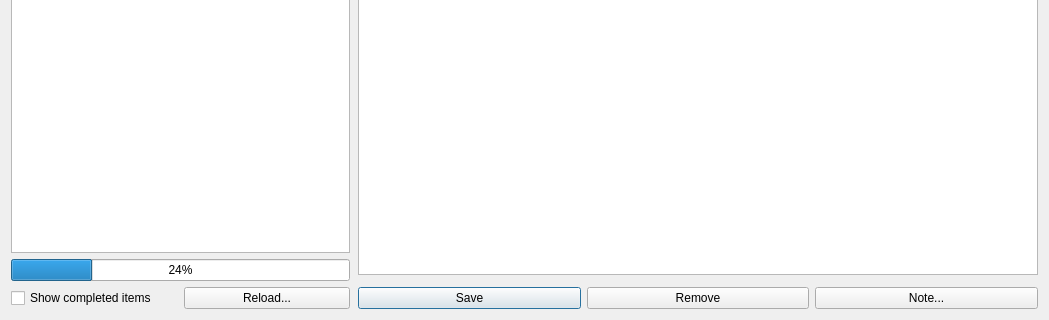
The window that src/dialogs/tododialog.ui (pbek/QOwnNotes) describes before a commit, drawn with Qt 5; both pictures show x 0 to 1049 and y 415 to 735 of the 1049 by 735 pixel window.
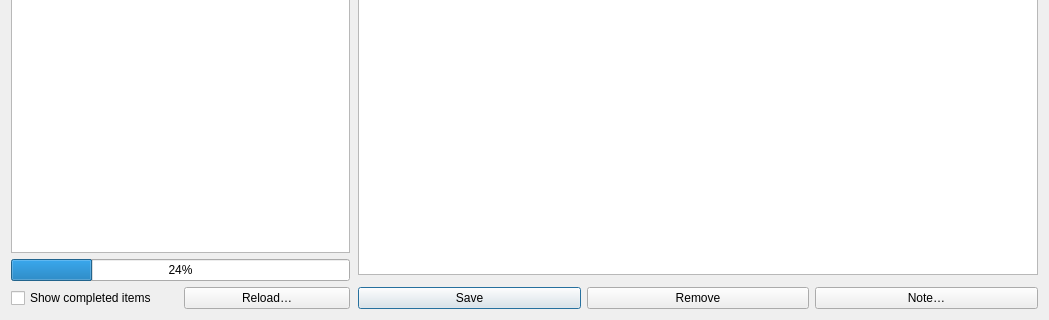
The same window after the commit. Icons and pictures are not drawn. Custom widgets are drawn as their Qt base class.

Patch:
```diff
--- a/src/dialogs/tododialog.ui
+++ b/src/dialogs/tododialog.ui
@@ -219,7 +219,7 @@
            <item>
             <widget class="QPushButton" name="noteButton">
              <property name="text">
-              <string>Note...</string>
+              <string>Note…</string>
              </property>
              <property name="icon">
               <iconset resource="../breeze-qownnotes.qrc">
@@ -285,7 +285,7 @@
               <string>Reload the todo list from server</string>
              </property>
              <property name="text">
-              <string>Reload...</string>
+              <string>Reload…</string>
              </property>
              <property name="icon">
               <iconset theme="view-refresh" resource="../breeze-qownnotes.qrc">
```
